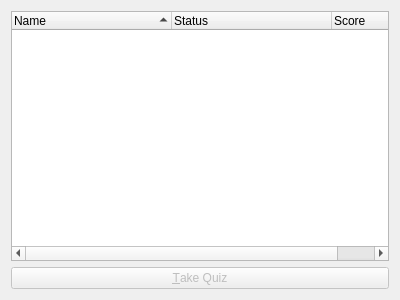
Above: qtCanvas/forms/available_quizzes.ui from amireh/qtCanvas before the change. Below: the same form after it.
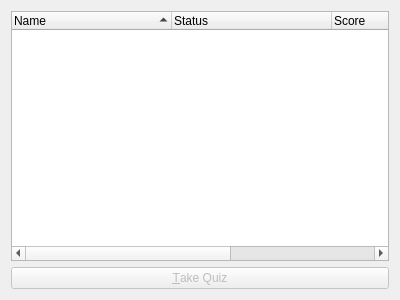
That is the form after the change.

Commit message: Quizzes can be taken, answered, and submitted. Yeah.

```diff
--- a/qtCanvas/forms/available_quizzes.ui
+++ b/qtCanvas/forms/available_quizzes.ui
@@ -32,7 +32,7 @@
       <bool>false</bool>
      </property>
      <property name="columnCount">
-      <number>3</number>
+      <number>4</number>
      </property>
      <attribute name="headerDefaultSectionSize">
       <number>160</number>
@@ -55,6 +55,11 @@
        <string>Score</string>
       </property>
      </column>
+     <column>
+      <property name="text">
+       <string>Attempt</string>
+      </property>
+     </column>
     </widget>
    </item>
    <item>
```
Left out of the diff: 3 changed lines with no effect on the pictures. The commit also changes 13 other files.
